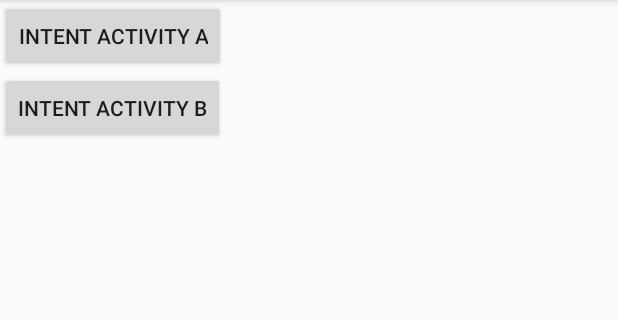
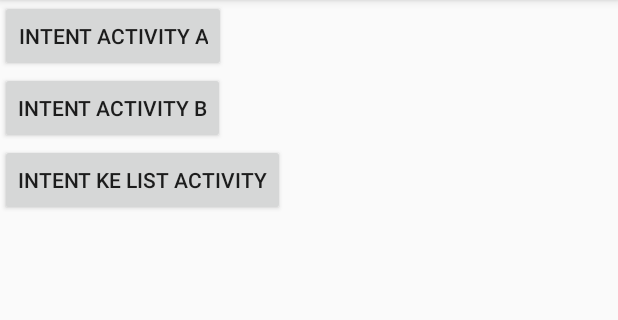
Before and after one commit to qornanali/iak2polban, an Android app: the screen it shows after launch (NyobaIntent), on a phone screen of 412 x 824 dp, the part 84-404 px from its top. Run offline under Robolectric (Android 15) with nearby library versions, the phone set to English and light mode, and no system bars.

Commit message:
list item

```diff
--- a/app/src/main/AndroidManifest.xml
+++ b/app/src/main/AndroidManifest.xml
@@ -17,7 +17,8 @@
             </intent-filter>
         </activity>
         <activity android:name=".ActivityA" />
-        <activity android:name=".ActivityB"></activity>
+        <activity android:name=".ActivityB" />
+        <activity android:name=".ListActivity"></activity>
     </application>
 
 </manifest>
--- a/app/src/main/java/qornan/helloworld/NyobaIntent.java
+++ b/app/src/main/java/qornan/helloworld/NyobaIntent.java
@@ -1,13 +1,58 @@
 package qornan.helloworld;
 
+import android.content.Context;
+import android.content.Intent;
 import android.support.v7.app.AppCompatActivity;
 import android.os.Bundle;
+import android.view.View;
+import android.widget.Button;
 
 public class NyobaIntent extends AppCompatActivity {
+
 
     @Override
     protected void onCreate(Bundle savedInstanceState) {
         super.onCreate(savedInstanceState);
         setContentView(R.layout.activity_nyoba_intent);
+
+        Button btnA;
+        Button btnB;
+        Button btnC;
+
+        btnA = (Button) findViewById(R.id.btnA);
+        btnB = (Button) findViewById(R.id.btnB);
+        btnC = (Button) findViewById(R.id.btnC);
+
+        final Context activityini = this;
+
+        btnA.setOnClickListener(new View.OnClickListener() {
+            @Override
+            public void onClick(View view) {
+                Intent in;
+                in = new Intent(activityini, ActivityA.class);
+                startActivity(in);
+            }
+        });
+
+        btnB.setOnClickListener(new View.OnClickListener() {
+            @Override
+            public void onClick(View view) {
+                Intent in;
+                in = new Intent(activityini, ActivityB.class);
+                startActivity(in);
+            }
+        });
+
+        btnC.setOnClickListener(new View.OnClickListener() {
+            @Override
+            public void onClick(View view) {
+                Intent in;
+                in = new Intent(activityini, ListActivity.class);
+                startActivity(in);
+            }
+        });
+
+//        Intent in;
+//        in = new Intent(this, ActivityA.class);
     }
 }
--- a/app/src/main/res/layout/activity_nyoba_intent.xml
+++ b/app/src/main/res/layout/activity_nyoba_intent.xml
@@ -17,4 +17,10 @@
         android:layout_height="wrap_content"
         android:text="Intent Activity b"/>
 
+    <Button
+        android:id="@+id/btnC"
+        android:text="Intent ke List Activity"
+        android:layout_width="wrap_content"
+        android:layout_height="wrap_content" />
+
 </LinearLayout>
```
Also changed, not shown: app/src/main/java/qornan/helloworld/ListActivity.java (added, +58 -0 lines), app/src/main/java/qornan/helloworld/ListAdapter.java (added, +50 -0 lines), app/src/main/res/layout/activity_list.xml (added, +13 -0 lines), app/src/main/res/layout/list_item_nama.xml (added, +14 -0 lines).
